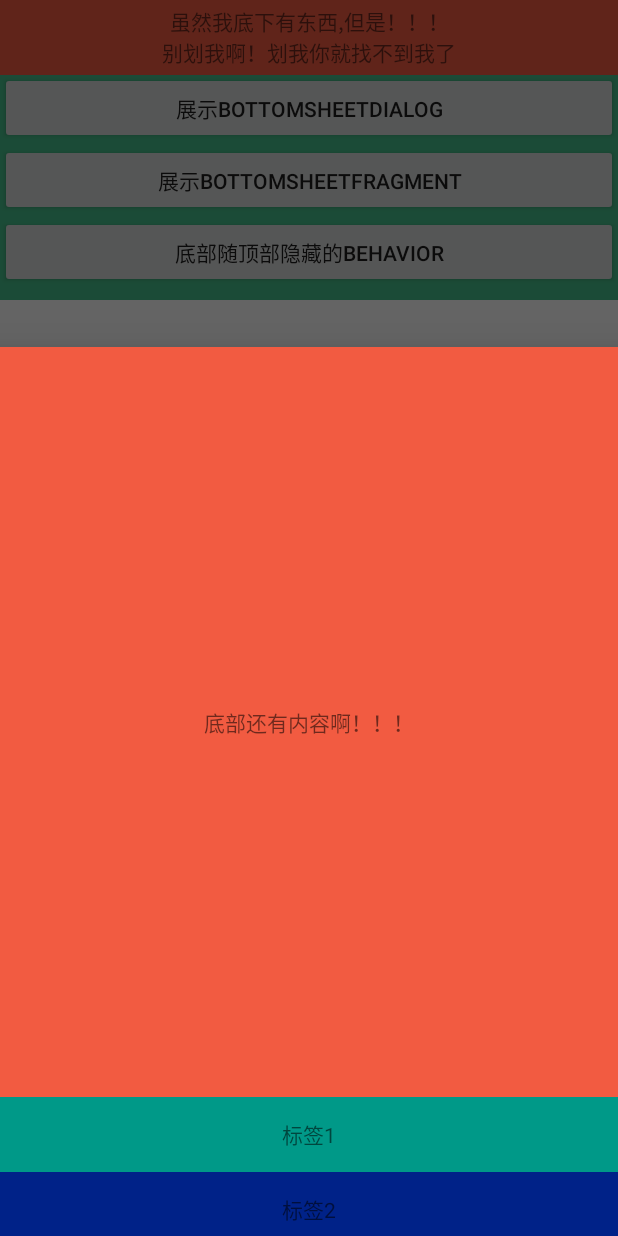
After one commit to AngleLong/NewMaterialDesign, an Android app: the fragment BottomSheetFragment placed in its activity, on a phone screen of 412 x 824 dp. The commit adds this screen. Run offline under Robolectric (Android 15) with nearby library versions, the phone set to English and light mode, and no system bars.

Commit message:
'添加了一些关闭behavior的内容'

```diff
--- a/app/src/main/AndroidManifest.xml
+++ b/app/src/main/AndroidManifest.xml
@@ -29,7 +29,9 @@
         <activity android:name=".animation.SharedActivity" />
         <activity android:name=".fab.FABActivity" />
         <activity android:name=".fab.FABAndRecyclerViewActivity" />
-        <activity android:name=".fab.FABLocationActivity"></activity>
+        <activity android:name=".fab.FABLocationActivity" />
+        <activity android:name=".behavior.BehaviorActivity" />
+        <activity android:name=".behavior.TwoBehaviorActivity"></activity>
     </application>
 
 </manifest>
--- /dev/null
+++ b/app/src/main/java/com/jinlong/newmaterialdesign/behavior/BehaviorActivity.java
@@ -0,0 +1,107 @@
+package com.jinlong.newmaterialdesign.behavior;
+
+import android.content.Intent;
+import android.support.annotation.NonNull;
+import android.support.design.widget.BottomSheetBehavior;
+import android.support.design.widget.BottomSheetDialog;
+import android.support.design.widget.CoordinatorLayout;
+import android.support.design.widget.SwipeDismissBehavior;
+import android.support.v4.widget.NestedScrollView;
+import android.support.v7.app.AppCompatActivity;
+import android.os.Bundle;
+import android.support.v7.widget.Toolbar;
+import android.view.View;
+import android.widget.LinearLayout;
+import android.widget.TextView;
+
+import com.jinlong.newmaterialdesign.R;
+
+/**
+ * Behavior的初始页面
+ */
+public class BehaviorActivity extends AppCompatActivity {
+
+    private LinearLayout mLlBottomSheet;//底部展示的Behavior
+    private SwipeDismissBehavior<View> mSwipe;
+
+    @Override
+    protected void onCreate(Bundle savedInstanceState) {
+        super.onCreate(savedInstanceState);
+        setContentView(R.layout.activity_behavior);
+        initView();
+        initSwipeDismiss();
+    }
+
+    private void initSwipeDismiss() {
+        TextView tvTitle = findViewById(R.id.tv_title);
+
+        SwipeDismissBehavior<View> mSwipe = new SwipeDismissBehavior();
+
+        /*
+         * SWIPE_DIRECTION_START_TO_END 只能从左向右滑动
+         * SWIPE_DIRECTION_END_TO_START 只能从右向左滑动
+         * SWIPE_DIRECTION_ANY 左右滑动都可以
+         */
+        mSwipe.setSwipeDirection(SwipeDismissBehavior.SWIPE_DIRECTION_ANY);
+
+        mSwipe.setListener(new SwipeDismissBehavior.OnDismissListener() {
+            @Override
+            public void onDismiss(View view) {
+                //View消失的回调
+            }
+
+            @Override
+            public void onDragStateChanged(int state) {
+                /*
+                 * STATE_IDLE 空闲状态
+                 * STATE_DRAGGING 滑动中
+                 * STATE_SETTLING 消失
+                 */
+            }
+        });
+
+        CoordinatorLayout.LayoutParams coordinatorParams = (CoordinatorLayout.LayoutParams) tvTitle.getLayoutParams();
+
+        coordinatorParams.setBehavior(mSwipe);
+    }
+
+    private void initView() {
+        mLlBottomSheet = findViewById(R.id.ll_bottom);
+    }
+
+    /**
+     * 展示BottomSheet
+     */
+    public void bottomSheet(View view) {
+        BottomSheetBehavior<LinearLayout> bottomSheetBehavior = BottomSheetBehavior.from(mLlBottomSheet);
+        if (bottomSheetBehavior.getState() == BottomSheetBehavior.STATE_EXPANDED) {
+            bottomSheetBehavior.setState(BottomSheetBehavior.STATE_COLLAPSED);
+        } else {
+            bottomSheetBehavior.setState(BottomSheetBehavior.STATE_EXPANDED);
+        }
+    }
+
+    /**
+     * 展示BottomSheetDialog
+     */
+    public void bottomSheetDialog(View view) {
+        BottomSheetDialog sheetDialog = new BottomSheetDialog(this);
+        sheetDialog.setContentView(R.layout.sheet_dialog);
+        sheetDialog.show();
+    }
+
+    /**
+     * BottomSheetFragment
+     */
+    public void bottomSheetFragment(View view) {
+        new BottomSheetFragment().show(getSupportFragmentManager(), "tag");
+    }
+
+    /**
+     * 底部跟随ActionBarLayout移动的演示
+     */
+    public void bottomBehavior(View view) {
+        Intent intent = new Intent(this, TwoBehaviorActivity.class);
+        startActivity(intent);
+    }
+}
--- /dev/null
+++ b/app/src/main/java/com/jinlong/newmaterialdesign/behavior/BottomSheetFragment.java
@@ -0,0 +1,31 @@
+package com.jinlong.newmaterialdesign.behavior;
+
+
+import android.os.Bundle;
+import android.support.design.widget.BottomSheetDialogFragment;
+import android.support.v4.app.Fragment;
+import android.view.LayoutInflater;
+import android.view.View;
+import android.view.ViewGroup;
+
+import com.jinlong.newmaterialdesign.R;
+
+/**
+ * A simple {@link Fragment} subclass.
+ */
+public class BottomSheetFragment extends BottomSheetDialogFragment {
+
+
+    public BottomSheetFragment() {
+        // Required empty public constructor
+    }
+
+
+    @Override
+    public View onCreateView(LayoutInflater inflater, ViewGroup container,
+                             Bundle savedInstanceState) {
+        // Inflate the layout for this fragment
+        return inflater.inflate(R.layout.fragment_bottom_sheet, container, false);
+    }
+
+}
--- /dev/null
+++ b/app/src/main/res/layout/activity_behavior.xml
@@ -0,0 +1,100 @@
+<?xml version="1.0" encoding="utf-8"?>
+<android.support.design.widget.CoordinatorLayout xmlns:android="http://schemas.android.com/apk/res/android"
+    xmlns:app="http://schemas.android.com/apk/res-auto"
+    xmlns:tools="http://schemas.android.com/tools"
+    android:layout_width="match_parent"
+    android:layout_height="match_parent"
+    tools:context="com.jinlong.newmaterialdesign.behavior.BehaviorActivity">
+
+
+    <LinearLayout
+        android:id="@+id/ll_top"
+        android:layout_width="match_parent"
+        android:layout_height="200dp"
+        android:background="#45bc89"
+        android:orientation="vertical">
+
+        <Button
+            android:layout_width="match_parent"
+            android:layout_height="wrap_content"
+            android:onClick="bottomSheet"
+            android:text="展示bottomSheet" />
+
+        <Button
+            android:layout_width="match_parent"
+            android:layout_height="wrap_content"
+            android:onClick="bottomSheetDialog"
+            android:text="展示BottomSheetDialog" />
+
+        <Button
+            android:layout_width="match_parent"
+            android:layout_height="wrap_content"
+            android:onClick="bottomSheetFragment"
+            android:text="展示BottomSheetFragment" />
+
+        <Button
+            android:layout_width="match_parent"
+            android:layout_height="wrap_content"
+            android:onClick="bottomBehavior"
+            android:text="底部随顶部隐藏的Behavior" />
+    </LinearLayout>
+
+    <TextView
+        android:id="@+id/tv_title"
+        android:layout_width="match_parent"
+        android:layout_height="50dp"
+        android:background="#f25b41"
+        android:gravity="center"
+        android:text="虽然我底下有东西,但是！！！\n别划我啊！划我你就找不到我了" />
+
+    <LinearLayout
+        android:id="@+id/ll_bottom"
+        android:layout_width="match_parent"
+        android:layout_height="wrap_content"
+        android:orientation="vertical"
+        app:behavior_peekHeight="50dp"
+        app:layout_behavior="@string/bottom_sheet_behavior">
+
+        <TextView
+            android:layout_width="match_parent"
+            android:layout_height="50dp"
+            android:background="#f25b41"
+            android:gravity="center"
+            android:text="底部还有内容啊！！！" />
+
+        <TextView
+            android:layout_width="match_parent"
+            android:layout_height="50dp"
+            android:background="#009988"
+            android:gravity="center"
+            android:text="标签1" />
+
+        <TextView
+            android:layout_width="match_parent"
+            android:layout_height="50dp"
+            android:background="#002288"
+            android:gravity="center"
+            android:text="标签2" />
+
+        <TextView
+            android:layout_width="match_parent"
+            android:layout_height="50dp"
+            android:background="#009922"
+            android:gravity="center"
+            android:text="标签3" />
+
+        <TextView
+            android:layout_width="match_parent"
+            android:layout_height="50dp"
+            android:background="#00aa88"
+            android:gravity="center"
+            android:text="标签4" />
+
+        <TextView
+            android:layout_width="match_parent"
+            android:layout_height="50dp"
+            android:background="#999988"
+            android:gravity="center"
+            android:text="标签5" />
+    </LinearLayout>
+</android.support.design.widget.CoordinatorLayout>
--- a/app/src/main/res/layout/activity_main.xml
+++ b/app/src/main/res/layout/activity_main.xml
@@ -70,6 +70,12 @@
                 android:layout_height="wrap_content"
                 android:onClick="fab"
                 android:text="FloatingActionBar的显示" />
+
+            <Button
+                android:layout_width="match_parent"
+                android:layout_height="wrap_content"
+                android:onClick="behavior"
+                android:text="behavior的展示" />
         </LinearLayout>
     </android.support.v4.widget.NestedScrollView>
 </android.support.design.widget.CoordinatorLayout>
--- /dev/null
+++ b/app/src/main/res/layout/fragment_bottom_sheet.xml
@@ -0,0 +1,55 @@
+<FrameLayout xmlns:android="http://schemas.android.com/apk/res/android"
+    xmlns:tools="http://schemas.android.com/tools"
+    android:layout_width="match_parent"
+    android:layout_height="match_parent"
+    tools:context="com.jinlong.newmaterialdesign.behavior.BottomSheetFragment">
+
+    <LinearLayout
+        android:id="@+id/ll_bottom"
+        android:layout_width="match_parent"
+        android:layout_height="match_parent"
+        android:orientation="vertical">
+
+        <TextView
+            android:layout_width="match_parent"
+            android:layout_height="500dp"
+            android:background="#f25b41"
+            android:gravity="center"
+            android:text="底部还有内容啊！！！" />
+
+        <TextView
+            android:layout_width="match_parent"
+            android:layout_height="50dp"
+            android:background="#009988"
+            android:gravity="center"
+            android:text="标签1" />
+
+        <TextView
+            android:layout_width="match_parent"
+            android:layout_height="50dp"
+            android:background="#002288"
+            android:gravity="center"
+            android:text="标签2" />
+
+        <TextView
+            android:layout_width="match_parent"
+            android:layout_height="50dp"
+            android:background="#009922"
+            android:gravity="center"
+            android:text="标签3" />
+
+        <TextView
+            android:layout_width="match_parent"
+            android:layout_height="50dp"
+            android:background="#00aa88"
+            android:gravity="center"
+            android:text="标签4" />
+
+        <TextView
+            android:layout_width="match_parent"
+            android:layout_height="50dp"
+            android:background="#999988"
+            android:gravity="center"
+            android:text="标签5" />
+    </LinearLayout>
+</FrameLayout>
```
Also changed, not shown: app/src/main/java/com/jinlong/newmaterialdesign/MainActivity.java (+9 -0 lines), app/src/main/java/com/jinlong/newmaterialdesign/behavior/OneBehavior.java (added, +82 -0 lines), app/src/main/java/com/jinlong/newmaterialdesign/behavior/TwoBehavior.java (added, +37 -0 lines), app/src/main/java/com/jinlong/newmaterialdesign/behavior/TwoBehaviorActivity.java (added, +15 -0 lines), app/src/main/res/layout/activity_two_behavior.xml (added, +78 -0 lines), app/src/main/res/layout/sheet_dialog.xml (added, +50 -0 lines).
